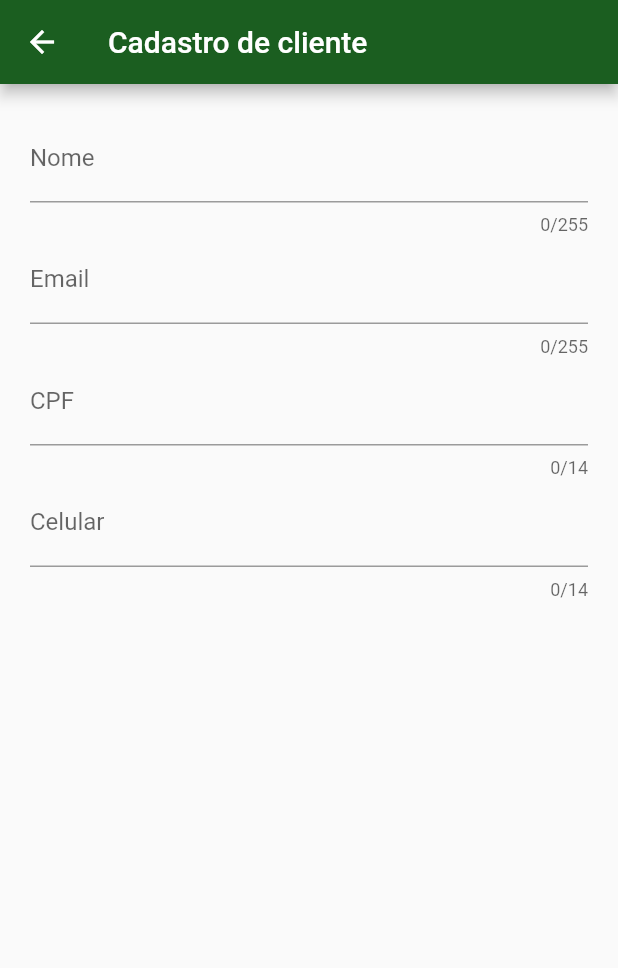
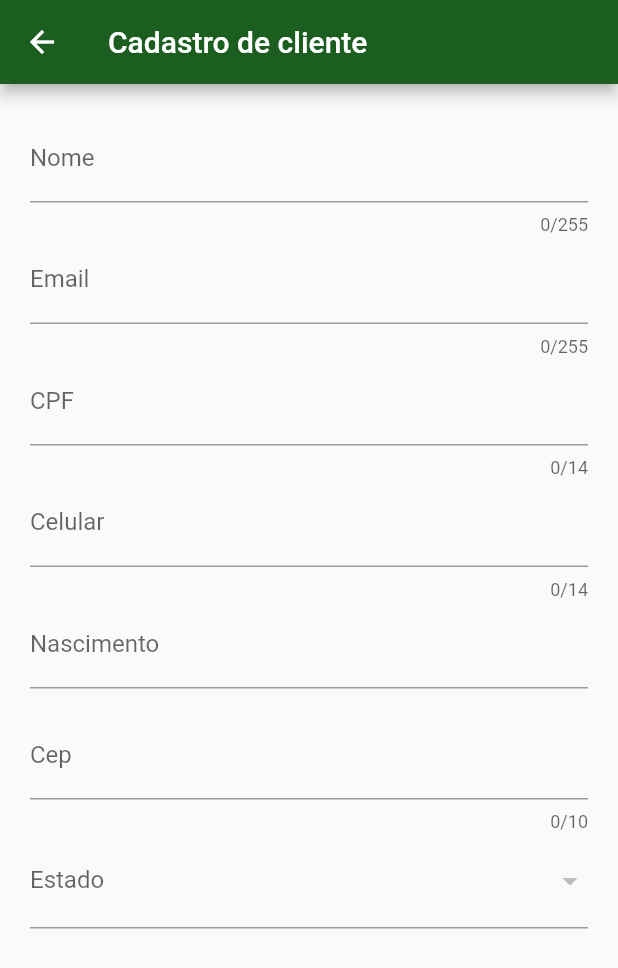
Before and after one commit to alura-cursos/alura_flutterforms, a Flutter app: the Registrar screen opened directly, on a phone screen of 412 x 824 dp. Shown: the top 968 px of the screen. Run offline on Flutter 3.47's test engine with Material 2 defaults, Android fonts, the phone set to English and light mode, and no system bars; drawn by our look-alikes of date_time_picker; our stand-ins replace brasil_fields.

Commit message:
Vídeo 4.2

```diff
--- a/lib/screens/autenticacao/registrar.dart
+++ b/lib/screens/autenticacao/registrar.dart
@@ -1,4 +1,5 @@
 import 'package:brasil_fields/brasil_fields.dart';
+import 'package:date_time_picker/date_time_picker.dart';
 import 'package:flutter/material.dart';
 import 'package:flutter/services.dart';
 
@@ -10,6 +11,12 @@ class Registrar extends StatelessWidget {
   final TextEditingController _cpfController = TextEditingController();
   final TextEditingController _celularController = TextEditingController();
   final TextEditingController _nascimentoController = TextEditingController();
+  final TextEditingController _cepController = TextEditingController();
+  final TextEditingController _estadoController = TextEditingController();
+  final TextEditingController _cidadeController = TextEditingController();
+  final TextEditingController _bairroController = TextEditingController();
+  final TextEditingController _logradouroController = TextEditingController();
+  final TextEditingController _numeroController = TextEditingController();
 
   @override
   Widget build(BuildContext context) {
@@ -101,6 +108,67 @@ class Registrar extends StatelessWidget {
                       TelefoneInputFormatter()
                     ],
                   ),
+
+                  DateTimePicker(
+                    controller: _nascimentoController,
+                    type: DateTimePickerType.date,
+                    firstDate: DateTime(2000),
+                    lastDate: DateTime(2100),
+                    dateLabelText: 'Nascimento',
+                    dateMask: 'dd/MM/yyyy',
+
+                    validator: (value) {
+                      if(value.isEmpty)
+                        return 'Data inválida!';
+
+                      return null;
+                    },
+                  ),
+
+                  SizedBox(height: 15),
+                  TextFormField(
+                    decoration: InputDecoration(
+                      labelText: 'Cep',
+                    ),
+                    controller: _cepController,
+                    maxLength: 10,
+                    keyboardType: TextInputType.number,
+                    validator: (value) {
+
+                      if(value.length < 10)
+                        return 'CEP inválido';
+
+                      return null;
+                    },
+                    inputFormatters: [
+                      FilteringTextInputFormatter.digitsOnly,
+                      CepInputFormatter()
+                    ],
+                  ),
+
+                  DropdownButtonFormField(
+                    isExpanded: true,
+                    decoration: InputDecoration(
+                      labelText: 'Estado'
+                    ),
+                    items: Estados.listaEstadosSigla.map((String estado) {
+                      return DropdownMenuItem(
+                          child: Text(estado),
+                          value: estado,
+                      );
+                    }).toList(),
+                    onChanged: (String novoEstadoSelecionado) {
+                      _estadoController.text = novoEstadoSelecionado;
+                    },
+
+                    validator: (value) {
+
+                      if(value == null)
+                        return 'Selecione um estado!';
+
+                      return null;
+                    },
+                  ),
                 ],
               ),
             ),
--- a/pubspec.yaml
+++ b/pubspec.yaml
@@ -25,7 +25,7 @@ dependencies:
   cupertino_icons: ^0.1.2
   provider: ^3.0.0
   brasil_fields: ^0.6.0
-
+  date_time_picker: ^1.1.0
 dev_dependencies:
   flutter_test:
     sdk: flutter
```
Also changed, not shown: pubspec.lock.
